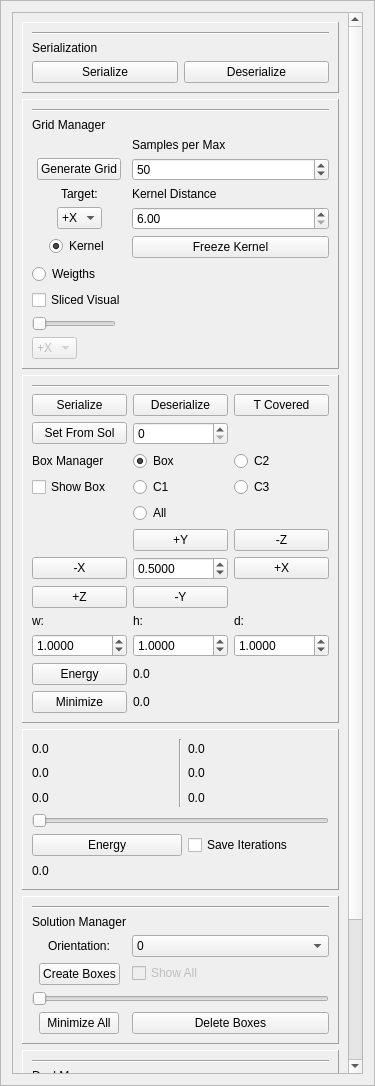
Above: GUI/managers/enginemanager.ui from alemuntoni/HeightFieldDecomposition before the change. Below: the same form after it.
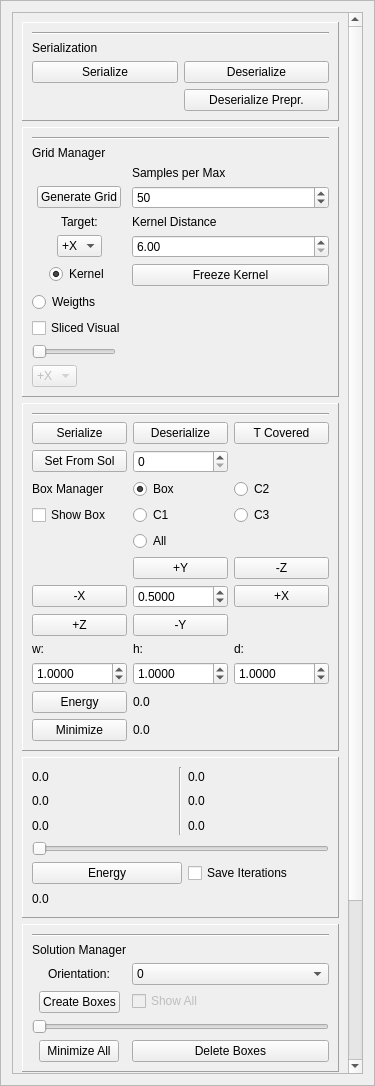
That is the form after the change.

Commit message: caricamento da preprocessing funzionante

Patch:
```diff
--- a/GUI/managers/enginemanager.ui
+++ b/GUI/managers/enginemanager.ui
@@ -50,9 +50,9 @@
       <property name="geometry">
        <rect>
         <x>0</x>
-        <y>-274</y>
+        <y>0</y>
         <width>337</width>
-        <height>1371</height>
+        <height>1404</height>
        </rect>
       </property>
       <layout class="QGridLayout" name="gridLayout_15">
@@ -99,6 +99,13 @@
             </property>
            </widget>
           </item>
+          <item row="3" column="1">
+           <widget class="QPushButton" name="deserializePreprocessingPushButton">
+            <property name="text">
+             <string>Deserialize Prepr.</string>
+            </property>
+           </widget>
+          </item>
          </layout>
         </widget>
        </item>
```
The commit also changes 7 other files.
